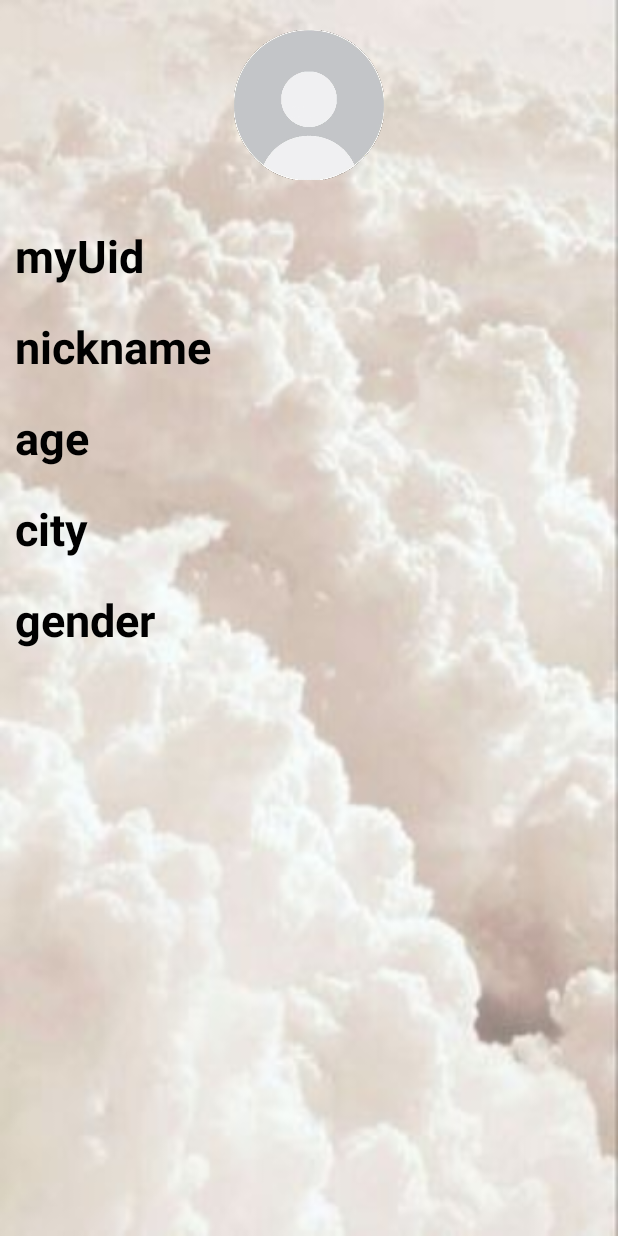
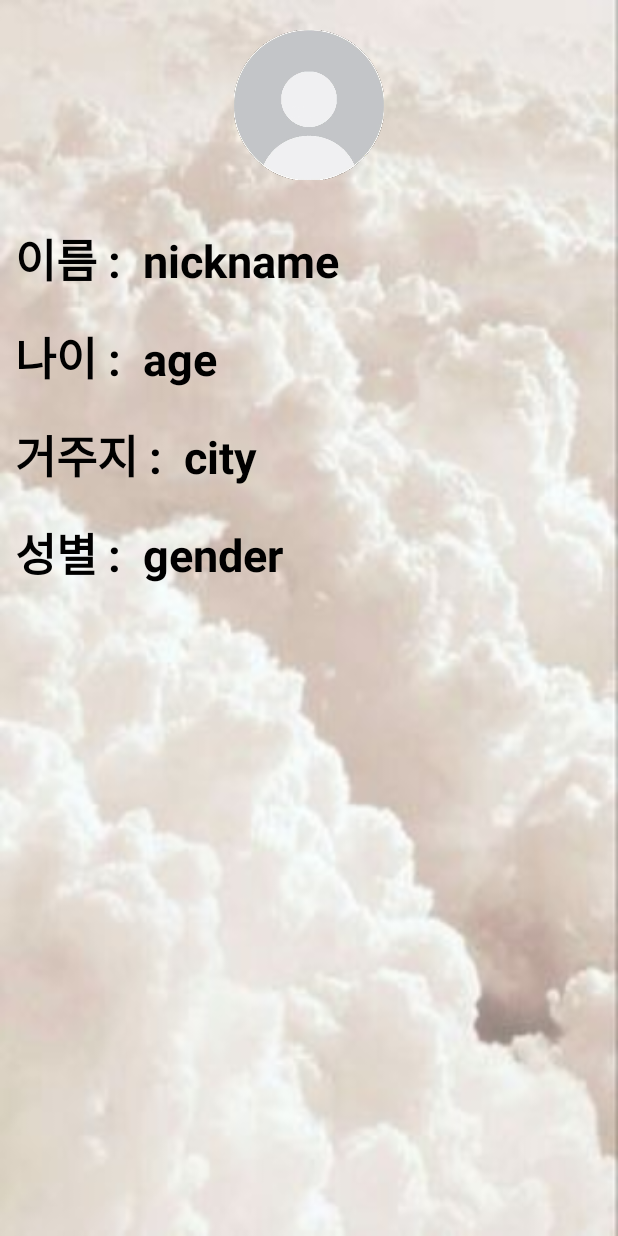
Before and after one commit to alsxm4625/sogating4, an Android app: the layout activity_my_page.xml on its own in the app's theme, with its tools: preview values and no code run, on a phone screen of 412 x 824 dp. Run offline under Robolectric (Android 15) with nearby library versions, the phone set to English and light mode, and no system bars.

Commit message:
소개팅4 8번째 깃 12/07

```diff
--- a/app/src/main/java/com/example/sogating/MainActivity.kt
+++ b/app/src/main/java/com/example/sogating/MainActivity.kt
@@ -23,6 +23,7 @@ import com.example.sogating.slider.CardStackAdapter
 import com.example.sogating.utils.FirebaseAuthUtils
 import com.example.sogating.utils.FirebaseRef
 import com.bumptech.glide.Glide
+import com.example.sogating.message.MyMsgActivity
 import com.example.sogating.utils.MyInfo
 import com.google.firebase.auth.ktx.auth
 import com.google.firebase.database.DataSnapshot
--- a/app/src/main/java/com/example/sogating/setting/MyPageActivity.kt
+++ b/app/src/main/java/com/example/sogating/setting/MyPageActivity.kt
@@ -37,7 +37,6 @@ class MyPageActivity : AppCompatActivity() {
 
         val myImage = findViewById<ImageView>(R.id.profile_img)
 
-        val myUid = findViewById<TextView>(R.id.myUid)
         val myNickname = findViewById<TextView>(R.id.myNickname)
         val myAge = findViewById<TextView>(R.id.myAge)
         val myCity = findViewById<TextView>(R.id.myCity)
@@ -48,9 +47,9 @@ class MyPageActivity : AppCompatActivity() {
             override fun onDataChange(dataSnapshot: DataSnapshot) {
 
                 Log.d(TAG, dataSnapshot.toString())
+                Log.d(TAG, "mypage called")
                 val data = dataSnapshot.getValue(UserDataModel::class.java)
 
-                myUid.text = data!!.uid
                 myNickname.text = data!!.nickname
                 myAge.text = data!!.age
                 myCity.text = data!!.city
--- a/app/src/main/java/com/example/sogating/setting/SettingActivity.kt
+++ b/app/src/main/java/com/example/sogating/setting/SettingActivity.kt
@@ -3,6 +3,7 @@ package com.example.sogating.setting
 import android.content.Intent
 import androidx.appcompat.app.AppCompatActivity
 import android.os.Bundle
+import android.util.Log
 import android.widget.Button
 import com.example.sogating.R
 import com.example.sogating.auth.IntroActivity
@@ -30,7 +31,7 @@ class SettingActivity : AppCompatActivity() {
 
         val myMsg = findViewById<Button>(R.id.myMsg)
         myMsg.setOnClickListener {
-
+            Log.d("SettingActivity", "myMsg clicked...")
             val intent = Intent(this, MyMsgActivity::class.java)
             startActivity(intent)
 
--- a/app/src/main/res/layout/activity_my_page.xml
+++ b/app/src/main/res/layout/activity_my_page.xml
@@ -18,29 +18,20 @@
         android:layout_height="100dp"
         android:src="@drawable/profile_img"/>
 
-    <TextView
-        android:id="@+id/myUid"
-        android:text="myUid"
-        android:layout_margin="10dp"
-        android:textStyle="bold"
-        android:textSize="30sp"
-        android:textColor="@color/black"
-        android:layout_width="wrap_content"
-        android:layout_height="wrap_content"/>
 
     <TextView
         android:id="@+id/myNickname"
-        android:text="nickname"
+        android:layout_width="wrap_content"
+        android:layout_height="wrap_content"
         android:layout_margin="10dp"
-        android:textStyle="bold"
+        android:text="이름 :  nickname"
+        android:textColor="@color/black"
         android:textSize="30sp"
-        android:textColor="@color/black"
-        android:layout_width="wrap_content"
-        android:layout_height="wrap_content"/>
+        android:textStyle="bold" />
 
     <TextView
         android:id="@+id/myAge"
-        android:text="age"
+        android:text="나이 :  age"
         android:layout_margin="10dp"
         android:textStyle="bold"
         android:textSize="30sp"
@@ -49,7 +40,7 @@
         android:layout_height="wrap_content"/>
     <TextView
         android:id="@+id/myCity"
-        android:text="city"
+        android:text="거주지 :  city"
         android:layout_margin="10dp"
         android:textStyle="bold"
         android:textSize="30sp"
@@ -59,7 +50,7 @@
 
     <TextView
         android:id="@+id/myGender"
-        android:text="gender"
+        android:text="성별 :  gender"
         android:layout_margin="10dp"
         android:textStyle="bold"
         android:textSize="30sp"
--- a/app/src/main/res/layout/activity_setting.xml
+++ b/app/src/main/res/layout/activity_setting.xml
@@ -24,7 +24,7 @@
 
     <Button
         android:id="@+id/myMsg"
-        android:text="내가 받은 메시지"
+        android:text="내가 받은 메시지 "
         android:layout_width="match_parent"
         android:layout_height="wrap_content"/>
 
```
Also changed, not shown: app/src/main/AndroidManifest.xml (+14 -9 lines), app/src/main/java/com/example/sogating/message/MyMsgActivity.kt (+12 -6 lines).
